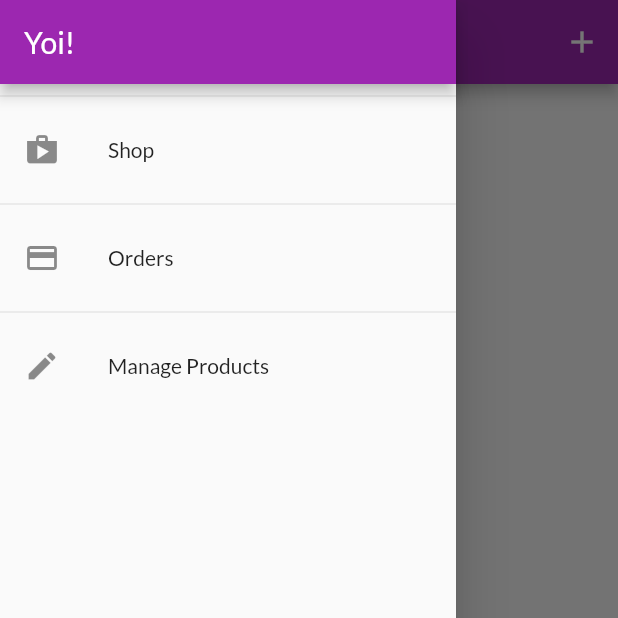
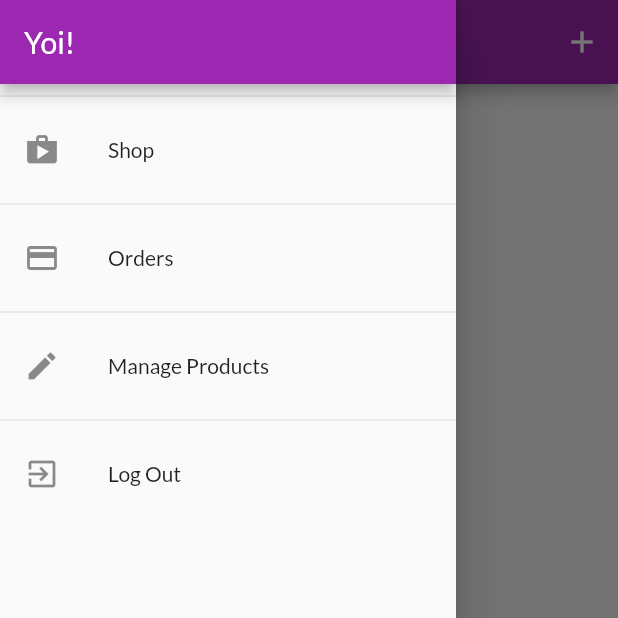
Before and after one commit to mnnkhndlwl/Flutter_shop_app, a Flutter app: the UserProductsScreen screen opened directly, with the side drawer open, on a phone screen of 412 x 824 dp, the top half of it. Run offline on Flutter 3.47's test engine with Material 2 defaults, Android fonts, the phone set to English and light mode, and no system bars; our stand-ins replace flutter_dotenv, flutter_spinkit, shared_preferences; accounts and stored records are empty; network calls fail.

Commit message:
persisting user

```diff
--- a/lib/providers/orders.dart
+++ b/lib/providers/orders.dart
@@ -1,7 +1,7 @@
 import 'package:flutter/foundation.dart';
 import './cart.dart';
 import 'package:http/http.dart' as http;
- import 'package:flutter_dotenv/flutter_dotenv.dart';
+import 'package:flutter_dotenv/flutter_dotenv.dart';
 import 'dart:convert';
 import 'package:flutter/widgets.dart';
 
@@ -22,8 +22,9 @@ class OrderItem {
 class Orders with ChangeNotifier {
   List<OrderItem> _orders = [];
   final String authToken;
+  final String userId;
 
-  Orders(this.authToken, this._orders);
+  Orders(this.authToken, this.userId,this._orders);
 
   List<OrderItem> get orders {
     return [..._orders];
@@ -31,16 +32,17 @@ class Orders with ChangeNotifier {
 
   Future<void> fetchAndSetOrders() async {
     final one = dotenv.env['SECOND'];
-    final two = 'orders.json';
-    final token = '?auth=$authToken';
+    final two = 'orders/';
+    final token = '$userId.json?auth=$authToken';
     final url = one + two + token;
     final response = await http.get(url);
     final List<OrderItem> loadedOrders = [];
     final extractedData = json.decode(response.body) as Map<String, dynamic>;
     if (extractedData == null) {
+       _orders = [];
+     notifyListeners();
       return;
     }
-    print(extractedData);
     extractedData.forEach((orderId, orderData) => {
       print(orderData['products']),
           loadedOrders.add(
@@ -66,7 +68,7 @@ class Orders with ChangeNotifier {
 
   Future<void> addOrder(List<CartItem> cartProducts, double total) async {
     final one = dotenv.env['SECOND'];
-    final two = 'orders.json?auth=$authToken';
+    final two = 'orders/$userId.json?auth=$authToken';
     var url = one + two ;
     final timestamp = DateTime.now();
     final response = await http.post(
--- a/lib/providers/products.dart
+++ b/lib/providers/products.dart
@@ -74,8 +74,9 @@ class Products with ChangeNotifier {
   //   notifyListeners();
   // }
 
-  Future<void> fetchAndSetProducts() async {
-    var token = '?auth=$authToken';
+  Future<void> fetchAndSetProducts([bool filterByUser = false]) async {
+    final filterString = filterByUser ? 'orderBy="creatorId"&equalTo="$userId"' : '';
+    var token = '?auth=$authToken&$filterString';
     var first = dotenv.env['FIREBASE_URL'];
     var url = first + token;
     try {
@@ -121,6 +122,7 @@ class Products with ChangeNotifier {
           'description': product.description,
           'price': product.price,
           'imageUrl': product.imageUrl,
+          'creatorId' : userId,
         }),
       );
       final newProduct = Product(
--- a/lib/screens/cart_screen.dart
+++ b/lib/screens/cart_screen.dart
@@ -9,7 +9,7 @@ class CartScreen extends StatelessWidget {
 
   @override
   Widget build(BuildContext context) {
-    final cart = Provider.of<Cart>(context);
+    final cart = Provider.of<Cart>(context,listen: false);
    // var cartList = cart.items.values.toList();
     return Scaffold(
       appBar: AppBar(
--- a/lib/screens/user_products_screen.dart
+++ b/lib/screens/user_products_screen.dart
@@ -9,12 +9,13 @@ class UserProductsScreen extends StatelessWidget {
   static const routeName = '/user-products';
 
   Future<void> _refreshProducts(BuildContext context) async {
-    await Provider.of<Products>(context,listen: false).fetchAndSetProducts();
+    await Provider.of<Products>(context, listen: false)
+        .fetchAndSetProducts(true);
   }
 
   @override
   Widget build(BuildContext context) {
-    final productsData = Provider.of<Products>(context);
+    final productsData = Provider.of<Products>(context,listen: false);
     return Scaffold(
       appBar: AppBar(
         title: const Text('Your Products'),
@@ -28,9 +29,17 @@ class UserProductsScreen extends StatelessWidget {
         ],
       ),
       drawer: AppDrawer(),
-      body: RefreshIndicator(
+      body: FutureBuilder(
+        future: _refreshProducts(context),
+        builder: (ctx, snapShot) =>
+            snapShot.connectionState == ConnectionState.waiting
+                ? Center(
+                    child: CircularProgressIndicator(),
+                  )
+                : RefreshIndicator(
                     onRefresh: () => _refreshProducts(context),
-        child: Padding(
+                    child: Consumer<Products>(
+                      builder: (ctx, productsData, _) => Padding(
                         padding: EdgeInsets.all(8),
                         child: ListView.builder(
                           itemBuilder: (_, i) => Column(
@@ -47,6 +56,8 @@ class UserProductsScreen extends StatelessWidget {
                         ),
                       ),
                     ),
+                  ),
+      ),
     );
   }
 }
--- a/lib/widgets/app_drawer.dart
+++ b/lib/widgets/app_drawer.dart
@@ -1,6 +1,8 @@
 import 'package:flutter/material.dart';
 import '../screens/user_products_screen.dart';
 import '../screens/orders_screen.dart';
+import 'package:provider/provider.dart';
+import '../providers/auth.dart';
 
 
 class AppDrawer extends StatelessWidget {
@@ -37,6 +39,15 @@ class AppDrawer extends StatelessWidget {
               Navigator.of(context).pushReplacementNamed(UserProductsScreen.routeName);
             },
           ),
+          Divider(),
+          ListTile(
+            leading: Icon(Icons.exit_to_app),
+            title: Text('Log Out'),
+            onTap: () {
+              Navigator.of(context).pop();
+             Provider.of<Auth>(context,listen: false).logout();
+            },
+          ),
         ],
       ),
     );
--- a/pubspec.yaml
+++ b/pubspec.yaml
@@ -27,6 +27,7 @@ dependencies:
   intl: ^0.15.8
   http: ^0.12.0+2
   flutter_spinkit: ^5.1.0
+  shared_preferences: ^2.0.15
 
 
   # The following adds the Cupertino Icons font to your application.
```
Also changed, not shown: lib/main.dart (+18 -5 lines), lib/providers/auth.dart (+51 -0 lines), lib/screens/splash_screen.dart (added, +12 -0 lines), pubspec.lock, 2 other files. Lines whose indentation alone changed are shown as unchanged.
